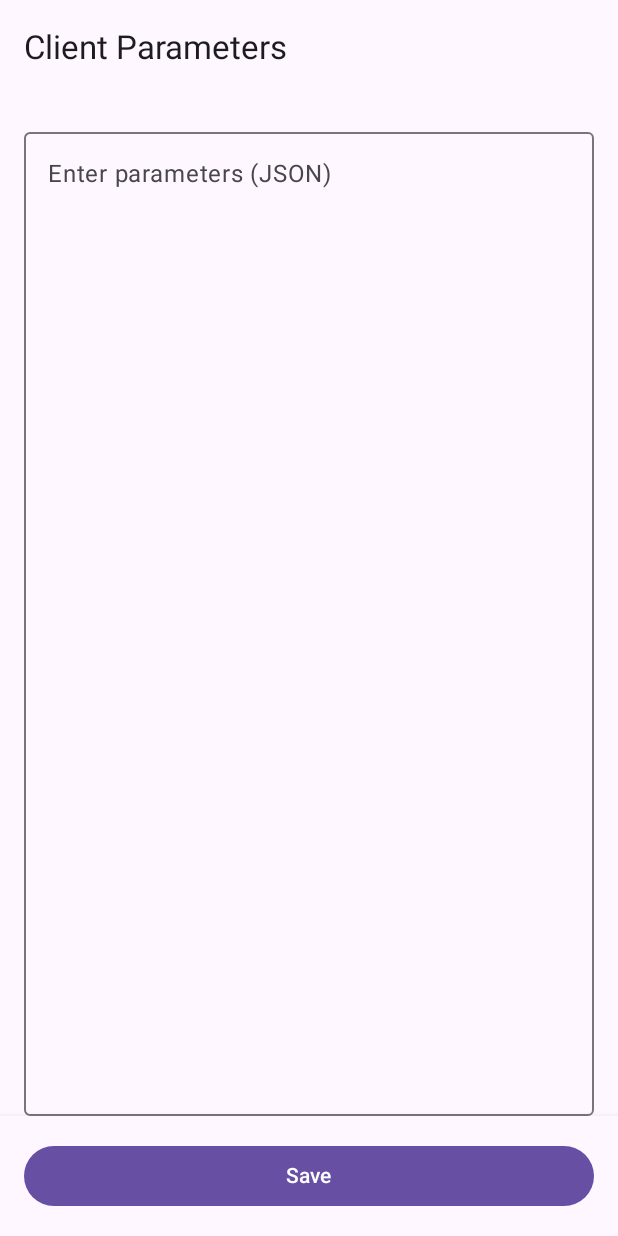
After one commit to nasserkhosravi/devin-proj, an Android app built with Jetpack Compose: the ClientParamsActivity screen opened directly, with no data from a screen before it, on a phone screen of 412 x 824 dp. The commit adds this screen. Run offline under Robolectric (Android 15) with nearby library versions, the phone set to English and light mode, and no system bars; our stand-ins replace Dagger/Hilt's generated code; 1 statement that could not run was skipped.

Commit message:
WIP client params

```diff
--- a/present-app/src/main/AndroidManifest.xml
+++ b/present-app/src/main/AndroidManifest.xml
@@ -39,6 +39,10 @@
             android:name=".present.http.HttpLogDetailActivity"
             android:exported="false" />
 
+        <activity
+            android:name=".present.ClientParamsActivity"
+            android:exported="false" />
+
         <provider
             android:name="androidx.core.content.FileProvider"
             android:authorities="com.khosravi.devin.present.fileprovider"
--- a/present-app/src/main/java/com/khosravi/devin/present/di/AppComponent.kt
+++ b/present-app/src/main/java/com/khosravi/devin/present/di/AppComponent.kt
@@ -10,6 +10,7 @@ import com.khosravi.devin.present.present.LogExportDialog
 import com.khosravi.devin.present.present.http.HttpLogDetailActivity
 import com.khosravi.devin.present.present.ImportLogActivity
 import com.khosravi.devin.present.present.StarterActivity
+import com.khosravi.devin.present.present.ClientParamsActivity
 import javax.inject.Singleton
 
 
@@ -27,6 +28,8 @@ interface AppComponent {
 
     fun inject(activity: HttpLogDetailActivity)
 
+    fun inject(activity: ClientParamsActivity)
+
     fun inject(dialog: LogExportDialog)
 
     @Component.Builder
--- a/present-app/src/main/java/com/khosravi/devin/present/di/ViewModelFactory.kt
+++ b/present-app/src/main/java/com/khosravi/devin/present/di/ViewModelFactory.kt
@@ -7,6 +7,7 @@ import com.khosravi.devin.present.data.UserSettings
 import com.khosravi.devin.present.data.CacheRepository
 import com.khosravi.devin.present.data.FilterRepository
 import com.khosravi.devin.present.date.CalendarProxy
+import com.khosravi.devin.present.present.ClientParamsViewModel
 import com.khosravi.devin.present.present.ExportViewModel
 import com.khosravi.devin.present.present.http.HttpDetailViewModel
 import com.khosravi.devin.present.present.ReaderViewModel
@@ -19,6 +20,7 @@ class ViewModelFactory(
     private val cacheRepo: CacheRepository,
     private val userSettings: UserSettings,
 ) : ViewModelProvider.Factory {
+
     override fun <T : ViewModel> create(modelClass: Class<T>): T {
         return when {
             modelClass.isAssignableFrom(ReaderViewModel::class.java) -> {
@@ -33,6 +35,10 @@ class ViewModelFactory(
                 ExportViewModel(application, cacheRepo, calendar) as T
             }
 
+            modelClass.isAssignableFrom(ClientParamsViewModel::class.java) -> {
+                ClientParamsViewModel(application.applicationContext) as T
+            }
+
             else -> throw IllegalArgumentException()
         }
     }
--- /dev/null
+++ b/present-app/src/main/java/com/khosravi/devin/present/present/ClientParamsActivity.kt
@@ -0,0 +1,85 @@
+package com.khosravi.devin.present.present
+
+import android.content.Context
+import android.content.Intent
+import android.os.Bundle
+import android.widget.Toast
+import androidx.activity.ComponentActivity
+import androidx.activity.compose.setContent
+import androidx.compose.material3.MaterialTheme
+import androidx.lifecycle.Lifecycle
+import androidx.lifecycle.ViewModelProvider
+import androidx.lifecycle.lifecycleScope
+import androidx.lifecycle.repeatOnLifecycle
+import com.khosravi.devin.present.R
+import com.khosravi.devin.present.di.ViewModelFactory
+import com.khosravi.devin.present.di.getAppComponent
+import com.khosravi.devin.present.present.clientparam.ClientParamsScreen
+import kotlinx.coroutines.launch
+import javax.inject.Inject
+
+class ClientParamsActivity : ComponentActivity() {
+
+    @Inject
+    lateinit var vmFactory: ViewModelFactory
+
+    private val viewModel by lazy {
+        ViewModelProvider(this, vmFactory)[ClientParamsViewModel::class.java]
+    }
+
+    private val clientId by lazy {
+        intent.getStringExtra(EXTRA_CLIENT_ID)
+            ?: throw IllegalArgumentException("Client ID is required but was not provided.")
+    }
+
+    override fun onCreate(savedInstanceState: Bundle?) {
+        getAppComponent().inject(this) // Assuming you have this for injection
+        super.onCreate(savedInstanceState)
+
+        viewModel.loadParams(clientId)
+
+        setContent {
+            // Replace with your app's theme if you have one
+            MaterialTheme {
+                ClientParamsScreen(viewModel = viewModel, clientId = clientId)
+            }
+        }
+
+        observeSaveStatus()
+    }
+
+    private fun observeSaveStatus() {
+        lifecycleScope.launch {
+            repeatOnLifecycle(Lifecycle.State.STARTED) {
+                viewModel.saveStatus.collect { status ->
+                    when (status) {
+                        is ClientParamsViewModel.SaveStatus.Success -> {
+                            Toast.makeText(this@ClientParamsActivity, R.string.msg_params_saved, Toast.LENGTH_SHORT).show()
+                            viewModel.resetSaveStatus() // Reset status after showing toast
+                            finish() // Close activity after successful save
+                        }
+
+                        is ClientParamsViewModel.SaveStatus.Error -> {
+                            Toast.makeText(this@ClientParamsActivity, status.message, Toast.LENGTH_LONG).show()
+                            viewModel.resetSaveStatus()
+                        }
+
+                        ClientParamsViewModel.SaveStatus.Idle -> {
+                            // Do nothing
+                        }
+                    }
+                }
+            }
+        }
+    }
+
+    companion object {
+        private const val EXTRA_CLIENT_ID = "extra_client_id"
+
+        fun newIntent(context: Context, clientId: String): Intent {
+            return Intent(context, ClientParamsActivity::class.java).apply {
+                putExtra(EXTRA_CLIENT_ID, clientId)
+            }
+        }
+    }
+}
--- /dev/null
+++ b/present-app/src/main/java/com/khosravi/devin/present/present/ClientParamsViewModel.kt
@@ -0,0 +1,52 @@
+package com.khosravi.devin.present.present
+
+import android.content.Context
+import android.content.SharedPreferences
+import androidx.lifecycle.ViewModel
+import androidx.lifecycle.viewModelScope
+import kotlinx.coroutines.flow.MutableStateFlow
+import kotlinx.coroutines.flow.asStateFlow
+import kotlinx.coroutines.launch
+import javax.inject.Inject
+import androidx.core.content.edit
+
+class ClientParamsViewModel @Inject constructor(
+    appContext: Context,
+) : ViewModel() {
+
+    private val prefs: SharedPreferences = appContext.getSharedPreferences("client_params", Context.MODE_PRIVATE)
+
+    private val _text = MutableStateFlow("")
+    val text = _text.asStateFlow()
+
+    private val _saveStatus = MutableStateFlow<SaveStatus>(SaveStatus.Idle)
+    val saveStatus = _saveStatus.asStateFlow()
+
+    fun loadParams(clientId: String) {
+        viewModelScope.launch {
+            _text.value = prefs.getString(clientId, "") ?: ""
+        }
+    }
+
+    fun saveParams(clientId: String, content: String) {
+        viewModelScope.launch {
+            try {
+                prefs.edit { putString(clientId, content) }
+                _saveStatus.value = SaveStatus.Success
+            } catch (e: Exception) {
+                // In a real app, you might want to log this error
+                _saveStatus.value = SaveStatus.Error(e.message ?: "Failed to save")
+            }
+        }
+    }
+
+    fun resetSaveStatus() {
+        _saveStatus.value = SaveStatus.Idle
+    }
+
+    sealed class SaveStatus {
+        object Idle : SaveStatus()
+        object Success : SaveStatus()
+        data class Error(val message: String) : SaveStatus()
+    }
+}
--- a/present-app/src/main/java/com/khosravi/devin/present/present/LogActivity.kt
+++ b/present-app/src/main/java/com/khosravi/devin/present/present/LogActivity.kt
@@ -313,6 +313,12 @@ class LogActivity : AppCompatActivity(), CoroutineScope by MainScope() {
                 true
             }
 
+            R.id.action_client_params -> {
+                val newIntent = ClientParamsActivity.newIntent(this, viewModel.getSelectedClientIdOrError())
+                startActivity(newIntent)
+                true
+            }
+
             else -> super.onOptionsItemSelected(item)
         }
     }
--- a/present-app/src/main/java/com/khosravi/devin/present/present/ReaderViewModel.kt
+++ b/present-app/src/main/java/com/khosravi/devin/present/present/ReaderViewModel.kt
@@ -191,7 +191,7 @@ class ReaderViewModel constructor(
 
     private fun getSelectedClientId() = cacheRepo.getSelectedClientId()
 
-    private fun getSelectedClientIdOrError() = getSelectedClientId()!!
+    fun getSelectedClientIdOrError() = getSelectedClientId()!!
 
     fun setSelectedClientId(clientData: ClientData) = cacheRepo.setSelectedClientId(clientData)
 
--- /dev/null
+++ b/present-app/src/main/java/com/khosravi/devin/present/present/clientparam/ClientParamsScreen.kt
@@ -0,0 +1,79 @@
+package com.khosravi.devin.present.present.clientparam
+
+import androidx.compose.foundation.layout.Column
+import androidx.compose.foundation.layout.fillMaxSize
+import androidx.compose.foundation.layout.fillMaxWidth
+import androidx.compose.foundation.layout.padding
+import androidx.compose.material3.Button
+import androidx.compose.material3.ExperimentalMaterial3Api
+import androidx.compose.material3.OutlinedTextField
+import androidx.compose.material3.Scaffold
+import androidx.compose.material3.Surface
+import androidx.compose.material3.Text
+import androidx.compose.material3.TopAppBar
+import androidx.compose.runtime.Composable
+import androidx.compose.runtime.LaunchedEffect
+import androidx.compose.runtime.collectAsState
+import androidx.compose.runtime.getValue
+import androidx.compose.runtime.mutableStateOf
+import androidx.compose.runtime.remember
+import androidx.compose.runtime.setValue
+import androidx.compose.ui.Modifier
+import androidx.compose.ui.res.stringResource
+import androidx.compose.ui.text.input.TextFieldValue
+import androidx.compose.ui.unit.dp
+import com.khosravi.devin.present.R
+import com.khosravi.devin.present.present.ClientParamsViewModel
+
+@OptIn(ExperimentalMaterial3Api::class)
+@Composable
+fun ClientParamsScreen(viewModel: ClientParamsViewModel, clientId: String) {
+    val textState by viewModel.text.collectAsState()
+    var textFieldValue by remember { mutableStateOf(TextFieldValue(textState)) }
+
+    // Update the TextField when the initial data is loaded from ViewModel
+    LaunchedEffect(textState) {
+        if (textFieldValue.text != textState) {
+            textFieldValue = TextFieldValue(textState)
+        }
+    }
+
+    Scaffold(
+        topBar = {
+            TopAppBar(title = { Text(stringResource(id = R.string.title_client_params)) })
+        },
+        bottomBar = {
+            // Using a bottom bar for the save button to keep it visible
+            Surface(shadowElevation = 8.dp) {
+                Button(
+                    onClick = {
+                        viewModel.saveParams(clientId, textFieldValue.text)
+                    },
+                    modifier = Modifier.Companion
+                        .fillMaxWidth()
+                        .padding(16.dp)
+                ) {
+                    Text(text = stringResource(id = R.string.action_save))
+                }
+            }
+        }
+    ) { paddingValues ->
+        Column(
+            modifier = Modifier.Companion
+                .fillMaxSize()
+                .padding(paddingValues)
+                .padding(horizontal = 16.dp)
+                .padding(top = 16.dp)
+        ) {
+            OutlinedTextField(
+                value = textFieldValue,
+                onValueChange = { textFieldValue = it },
+                label = { Text(stringResource(id = R.string.hint_client_params)) },
+                modifier = Modifier.Companion
+                    .fillMaxWidth()
+                    .weight(1f), // Occupies most of the screen
+                maxLines = Int.MAX_VALUE
+            )
+        }
+    }
+}
--- a/present-app/src/main/res/menu/main_menu.xml
+++ b/present-app/src/main/res/menu/main_menu.xml
@@ -32,4 +32,9 @@
         android:id="@+id/action_clear_filters"
         android:title="@string/menu_clear_filters" />
 
+
+    <item
+        android:id="@+id/action_client_params"
+        android:title="@string/menu_client_params" />
+
 </menu>
--- a/present-app/src/main/res/values/strings.xml
+++ b/present-app/src/main/res/values/strings.xml
@@ -67,4 +67,10 @@
     <string name="field_day_filter">Day filter, default is no filter</string>
     <string name="field_whitelist_tag_filter">Whitelist tag filter,(example: a,b,c), Default is all</string>
 
+    <string name="title_client_params">Client Parameters</string>
+    <string name="hint_client_params">Enter parameters (JSON)</string>
+    <string name="action_save">Save</string>
+    <string name="msg_params_saved">Parameters saved successfully</string>
+    <string name="menu_client_params">Client params</string>
+
 </resources>
```
Also changed, not shown: present-app/build.gradle.kts (+17 -0 lines).
